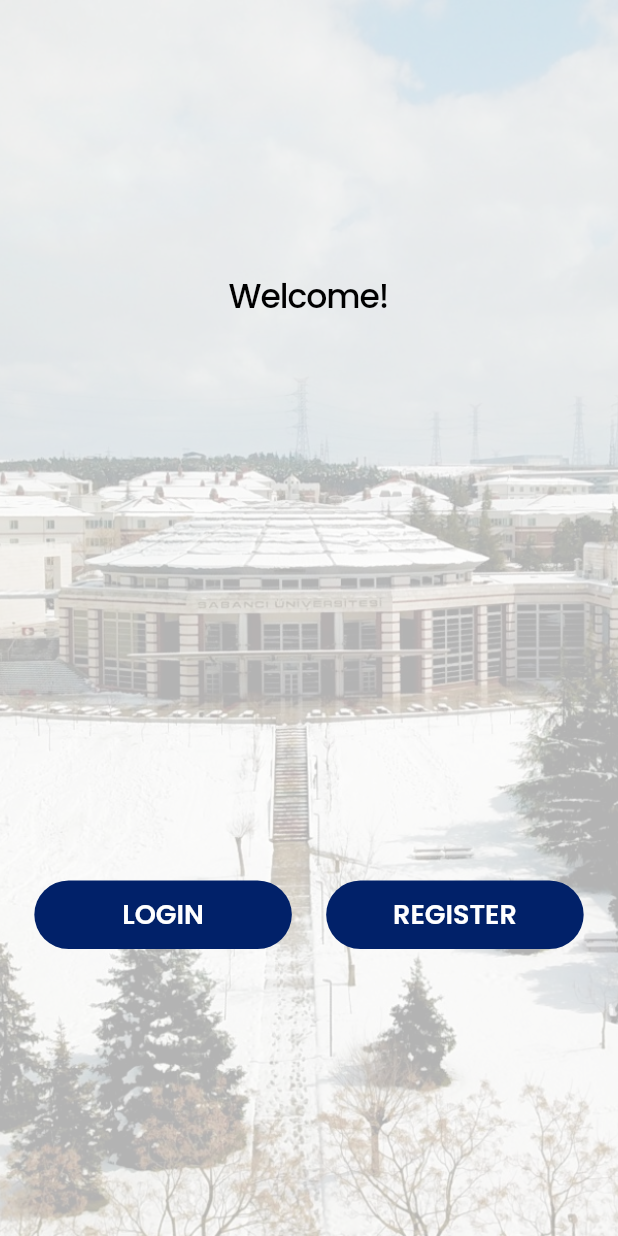
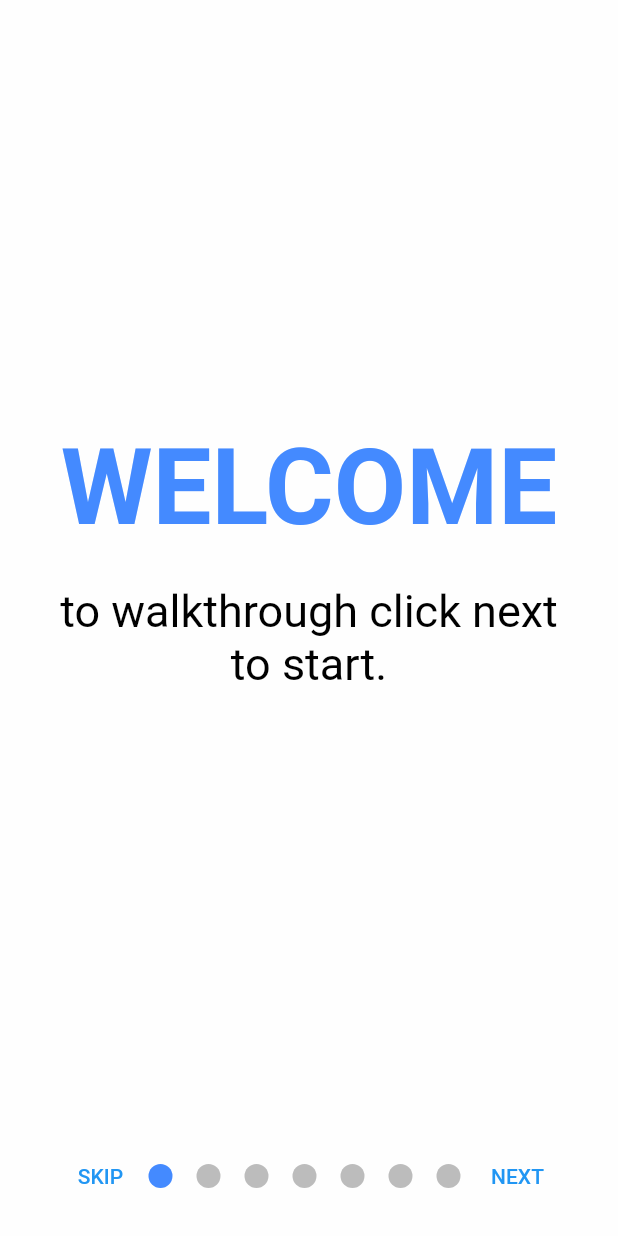
Before and after one commit to alptuzun/Flutter-Social-Media-App, a Flutter app: the screen it shows after launch, on a phone screen of 412 x 824 dp. Run offline on Flutter 3.47's test engine with Material 2 defaults, Android fonts, the phone set to English and light mode, and no system bars; drawn by our look-alikes of smooth_page_indicator; our stand-ins replace email_validator, google_fonts, shared_preferences; missing offline and left inert: dart:ffi.

Commit message:
Walkthrough created

```diff
--- a/lib/main.dart
+++ b/lib/main.dart
@@ -7,11 +7,23 @@ import 'package:flutter/material.dart';
 import 'package:cs310_group_28/routes/welcome.dart';
 import 'package:cs310_group_28/routes/login.dart';
 import 'package:cs310_group_28/routes/page_navigator.dart';
+import 'package:cs310_group_28/routes/walkthrough.dart';
+import 'package:flutter/services.dart';
+import 'package:shared_preferences/shared_preferences.dart';
 
-void main() {
+
+int? isViewed;
+
+void main() async {
+  WidgetsFlutterBinding.ensureInitialized();
+  SharedPreferences prefs = await SharedPreferences.getInstance();
+  isViewed = prefs.getInt('walkthrough');
+
+
   runApp(MaterialApp(
     routes: {
-      '/': (context) => const Welcome(),
+      '/': isViewed != 0 ? (context) =>  const WalkThrough() : (context) => const Welcome(),
+  //    '/': (context) => const Welcome(),
       Login.routeName: (context) => const Login(),
       Register.routeName: (context) => const Register(),
       HomeView.routeName: (context) => const HomeView(),
--- /dev/null
+++ b/lib/routes/walkthrough.dart
@@ -0,0 +1,341 @@
+import 'package:cs310_group_28/routes/welcome.dart';
+import 'package:cs310_group_28/visuals/colors.dart';
+import 'package:flutter/material.dart';
+import 'package:shared_preferences/shared_preferences.dart';
+import 'package:smooth_page_indicator/smooth_page_indicator.dart';
+
+
+class WalkThrough extends StatefulWidget {
+  const WalkThrough({Key? key}) : super(key: key);
+
+  @override
+  State<WalkThrough> createState() => _WalkThroughState();
+}
+
+class _WalkThroughState extends State<WalkThrough> {
+
+
+  int currentIndex = 0;
+  bool isLastPage = false;
+
+  final controller = PageController(initialPage: 0);
+
+
+  @override
+  void dispose(){
+    controller.dispose();
+    super.dispose();
+  }
+
+  _storeWalkthroughInfo() async {
+    int isViewed =0;
+    SharedPreferences prefs = await SharedPreferences.getInstance();
+    await prefs.setInt("walkthrough", isViewed);
+  }
+
+  @override
+  Widget build(BuildContext context) {
+    return Scaffold(
+      body: Container(
+        padding: const EdgeInsets.only(bottom: 80),
+        child: PageView(
+          controller: controller,
+          onPageChanged: (index) {
+            setState(() => isLastPage = index == 6);
+          },
+          children: [
+            Container(
+              color: Colors.white70,
+              child: Column(
+                mainAxisAlignment: MainAxisAlignment.center,
+                children:  [
+                  Text(
+                    "WELCOME",
+                    style: TextStyle(
+                      color: Colors.blueAccent,
+                      fontSize: 70,
+                      fontWeight: FontWeight.bold,
+                    ),
+                  ),
+                  const SizedBox(height: 24),
+                  Container(
+                    padding: const EdgeInsets.symmetric(horizontal: 30),
+                    child: Text(
+                      "to walkthrough click next to start.",
+                      textAlign: TextAlign.center,
+                      style: TextStyle(
+                          color: AppColors.mainTextColor,
+                          fontSize: 30,
+                          fontWeight: FontWeight.normal
+                      ),
+                    ),
+                  ),
+                ],
+              ),
+            ),
+            Container(
+              color: Colors.white70,
+              child: Column(
+                  mainAxisAlignment: MainAxisAlignment.center,
+                  children:  [
+                   Icon(
+                     Icons.home_outlined,
+                     color: Colors.blueAccent,
+                     size: 150,
+                   ),
+                    Text(
+                      "FEED",
+                      style: TextStyle(
+                        color: Colors.blueAccent,
+                        fontSize: 32,
+                        fontWeight: FontWeight.bold,
+                      ),
+                    ),
+                    const SizedBox(height: 24),
+                    Container(
+                      padding: const EdgeInsets.symmetric(horizontal: 30),
+                      child: Text(
+                        "You can view your friendss' posts, like and comment to these posts.",
+                          textAlign: TextAlign.center,
+                        style: TextStyle(
+                          color: AppColors.mainTextColor,
+                          fontSize: 25,
+                          fontWeight: FontWeight.normal
+                        ),
+                      ),
+                    ),
+                  ],
+              ),
+            ),
+            Container(
+              color: Colors.white70,
+              child: Column(
+                mainAxisAlignment: MainAxisAlignment.center,
+                children:  [
+                  Icon(
+                    Icons.account_circle_outlined,
+                    color: Colors.blueAccent,
+                    size: 150,
+                  ),
+                  Text(
+                    "PROFILE",
+                    style: TextStyle(
+                      color: Colors.blueAccent,
+                      fontSize: 32,
+                      fontWeight: FontWeight.bold,
+                    ),
+                  ),
+                  const SizedBox(height: 24),
+                  Container(
+                    padding: const EdgeInsets.symmetric(horizontal: 30),
+                    child: Text(
+                      "You can view and edit your profile.",
+                      textAlign: TextAlign.center,
+                      style: TextStyle(
+                          color: AppColors.mainTextColor,
+                          fontSize: 25,
+                          fontWeight: FontWeight.normal
+                      ),
+                    ),
+                  ),
+                ],
+              ),
+            ),
+            Container(
+              color: Colors.white70,
+              child: Column(
+                mainAxisAlignment: MainAxisAlignment.center,
+                children:  [
+                  Icon(
+                    Icons.storefront_outlined,
+                    color: Colors.blueAccent,
+                    size: 150,
+                  ),
+                  Text(
+                    "MARKET",
+                    style: TextStyle(
+                      color: Colors.blueAccent,
+                      fontSize: 32,
+                      fontWeight: FontWeight.bold,
+                    ),
+                  ),
+                  const SizedBox(height: 24),
+                  Container(
+                    padding: const EdgeInsets.symmetric(horizontal: 30),
+                    child: Text(
+                      "You can buy and sell things in the market.",
+                      textAlign: TextAlign.center,
+                      style: TextStyle(
+                          color: AppColors.mainTextColor,
+                          fontSize: 25,
+                          fontWeight: FontWeight.normal
+                      ),
+                    ),
+                  ),
+                ],
+              ),
+            ),
+            Container(
+              color: Colors.white70,
+              child: Column(
+                mainAxisAlignment: MainAxisAlignment.center,
+                children:  [
+                  Icon(
+                    Icons.search,
+                    color: Colors.blueAccent,
+                    size: 150,
+                  ),
+                  Text(
+                    "SEARCH",
+                    style: TextStyle(
+                      color: Colors.blueAccent,
+                      fontSize: 32,
+                      fontWeight: FontWeight.bold,
+                    ),
+                  ),
+                  const SizedBox(height: 24),
+                  Container(
+                    padding: const EdgeInsets.symmetric(horizontal: 30),
+                    child: Text(
+                      "You can search people, tags, items and locations.",
+                      textAlign: TextAlign.center,
+                      style: TextStyle(
+                          color: AppColors.mainTextColor,
+                          fontSize: 25,
+                          fontWeight: FontWeight.normal
+                      ),
+                    ),
+                  ),
+                ],
+              ),
+            ),
+            Container(
+              color: Colors.white70,
+              child: Column(
+                mainAxisAlignment: MainAxisAlignment.center,
+                children:  [
+                  Icon(
+                    Icons.forum_outlined,
+                    color: Colors.blueAccent,
+                    size: 150,
+                  ),
+                  Text(
+                    "MESSAGE BOX",
+                    style: TextStyle(
+                      color: Colors.blueAccent,
+                      fontSize: 32,
+                      fontWeight: FontWeight.bold,
+                    ),
+                  ),
+                  const SizedBox(height: 24),
+                  Container(
+                    padding: const EdgeInsets.symmetric(horizontal: 30),
+                    child: Text(
+                      "You can message to your friends.",
+                      textAlign: TextAlign.center,
+                      style: TextStyle(
+                          color: AppColors.mainTextColor,
+                          fontSize: 25,
+                          fontWeight: FontWeight.normal
+                      ),
+                    ),
+                  ),
+                ],
+              ),
+            ),
+            Container(
+              color: Colors.white70,
+              child: Column(
+                mainAxisAlignment: MainAxisAlignment.center,
+                children:  [
+                  Icon(
+                    Icons.notifications_none_rounded,
+                    color: Colors.blueAccent,
+                    size: 150,
+                  ),
+                  Text(
+                    "NOTIFICATION TAB",
+                    style: TextStyle(
+                      color: Colors.blueAccent,
+                      fontSize: 32,
+                      fontWeight: FontWeight.bold,
+                    ),
+                  ),
+                  const SizedBox(height: 24),
+                  Container(
+                    padding: const EdgeInsets.symmetric(horizontal: 30),
+                    child: Text(
+                      "You can check your notifications in notification tab.",
+                      textAlign: TextAlign.center,
+                      style: TextStyle(
+                          color: AppColors.mainTextColor,
+                          fontSize: 25,
+                          fontWeight: FontWeight.normal
+                      ),
+                    ),
+                  ),
+                ],
+              ),
+            ),
+          ],
+        ),
+      ),
+      bottomSheet: isLastPage ? TextButton(
+        style: TextButton.styleFrom(
+          shape: RoundedRectangleBorder(
+            borderRadius: BorderRadius.circular(0)
+          ),
+          primary: Colors.white,
+          backgroundColor: Colors.blueAccent,
+          minimumSize: const Size.fromHeight(80)
+        ),
+          onPressed: (){
+            _storeWalkthroughInfo();
+            Navigator.pushReplacement(context,
+                MaterialPageRoute(builder: (context) => const Welcome()));
+          },
+          child: const Text('Get Started',
+          style: TextStyle(fontSize: 24),
+          )
+      )
+      : Container(
+        padding: const EdgeInsets.symmetric(horizontal: 35),
+        height: 80,
+        color: Colors.white70,
+        child: Row(
+          mainAxisAlignment: MainAxisAlignment.spaceBetween,
+          children: [
+            TextButton(
+                onPressed: () => controller.jumpToPage(2),
+                child: Text('SKIP')
+            ),
+            Center(
+              child: SmoothPageIndicator(
+                controller: controller,
+                count: 7,
+                effect: WormEffect(
+                  spacing: 16,
+                  dotColor: Colors.black26,
+                  activeDotColor: Colors.blueAccent,
+                ),
+                onDotClicked: (index) => controller.animateToPage(
+                    index,
+                    duration: const Duration(milliseconds: 500),
+                    curve: Curves.easeIn),
+              ),
+            ),
+            Spacer(),
+            TextButton(
+            child: Text('NEXT'),
+              onPressed: () => controller.nextPage(
+                    duration: const Duration(milliseconds: 500),
+                    curve: Curves.easeInOut),
+            ),
+          ],
+        ),
+      ),
+
+
+    );
+  }
+}
--- a/pubspec.yaml
+++ b/pubspec.yaml
@@ -37,6 +37,8 @@ dependencies:
   google_fonts: ^2.3.2
   email_validator: ^2.0.1
   search_page: ^2.0.0+1
+  shared_preferences: ^2.0.15
+  smooth_page_indicator: ^1.0.0+2
 
 dev_dependencies:
   flutter_test:
```
Also changed, not shown: pubspec.lock.
